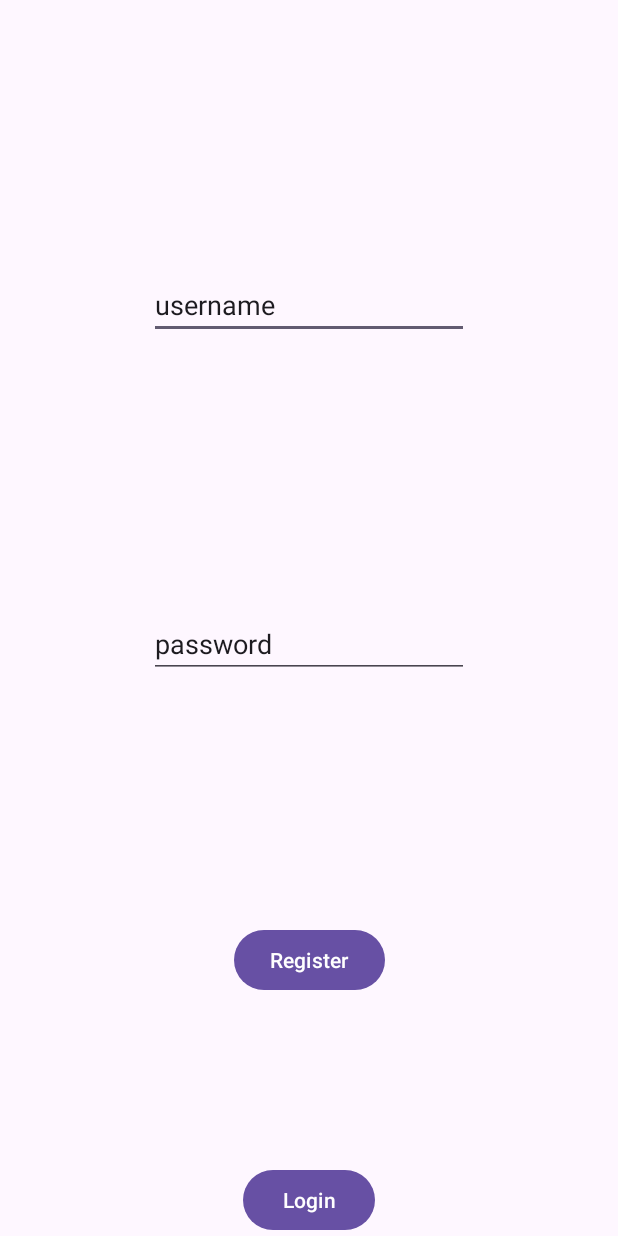
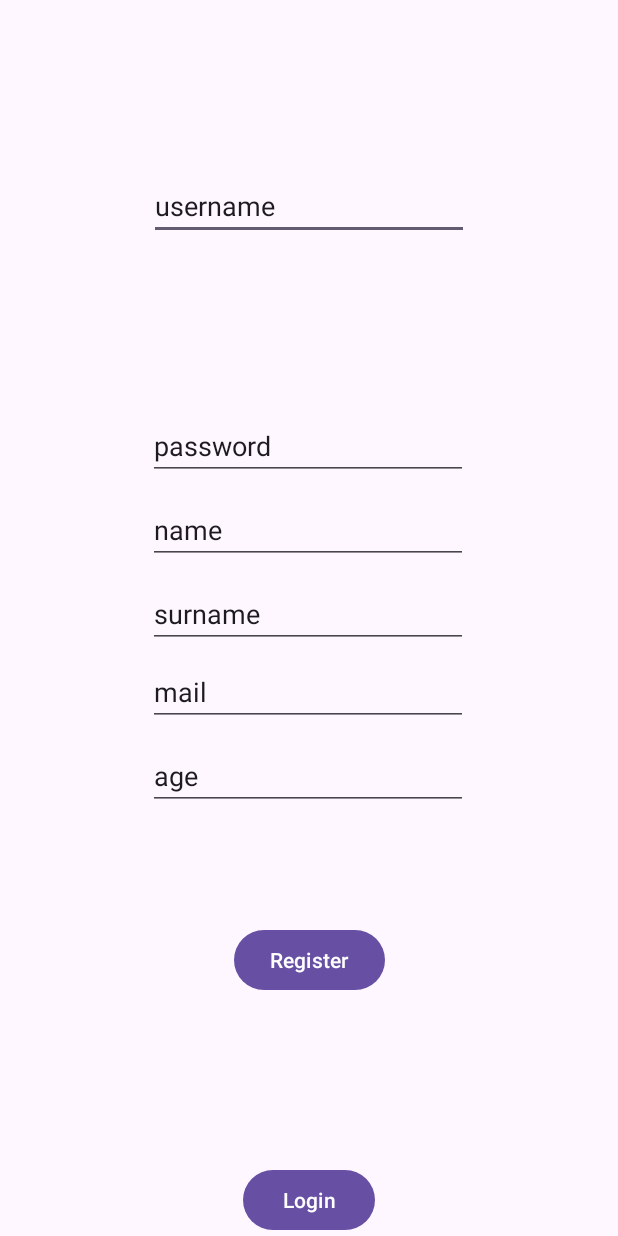
Before and after one commit to Robertguarneros/pixelRushFrontEndv1.0, an Android app: the screen it shows after launch (MainActivity), after a tap on "Register", on a phone screen of 412 x 824 dp. Run offline under Robolectric (Android 15) with nearby library versions, the phone set to English and light mode, and no system bars; 2 statements that could not run were skipped.

Commit message:
version 1.1.0 - register añadido

```diff
--- a/app/src/main/AndroidManifest.xml
+++ b/app/src/main/AndroidManifest.xml
@@ -1,7 +1,7 @@
 <?xml version="1.0" encoding="utf-8"?>
 <manifest xmlns:android="http://schemas.android.com/apk/res/android"
     xmlns:tools="http://schemas.android.com/tools" >
-
+    <uses-permission android:name="android.permission.INTERNET" />
     <application
         android:allowBackup="true"
         android:dataExtractionRules="@xml/data_extraction_rules"
@@ -11,7 +11,10 @@
         android:roundIcon="@mipmap/ic_launcher_round"
         android:supportsRtl="true"
         android:theme="@style/Theme.PixelRushFrontEndv10"
-        tools:targetApi="31" >
+        tools:targetApi="31"
+        android:usesCleartextTraffic="true"
+        >
+
         <activity
             android:name=".MainActivity"
             android:exported="true" >
--- a/app/src/main/java/com/eetac/dsa/pixelrushfrontendv10/MainActivity.java
+++ b/app/src/main/java/com/eetac/dsa/pixelrushfrontendv10/MainActivity.java
@@ -9,6 +9,7 @@ import android.widget.Button;
 import android.widget.Toast;
 
 import com.eetac.dsa.pixelrushfrontendv10.backEndClasses.LoginCredentials;
+import com.eetac.dsa.pixelrushfrontendv10.backEndClasses.RegisterCredentials;
 
 import java.util.List;
 
@@ -37,6 +38,12 @@ public class MainActivity extends AppCompatActivity {
         editTextUsername = findViewById(R.id.editTextUsername);
 
         editTextPassword = findViewById(R.id.editTextPassword);
+
+        editTextName = findViewById(R.id.editTextName);
+
+        editTextMail = findViewById(R.id.editTextmail);
+        editTextAge = findViewById(R.id.editTextAge);
+        editTextSurname = findViewById(R.id.editTextsurname);
 
 
         buttonRegister= findViewById(R.id.registerBtn);
@@ -72,4 +79,37 @@ public class MainActivity extends AppCompatActivity {
             }
         });
     }
+    public void register(View view){
+        PixelRushService pixelRushService = PixelRushService.retrofit.create(PixelRushService.class);//creating interface
+        String name = editTextName.getText().toString();
+        String surname = editTextSurname.getText().toString();
+        String mail = editTextMail.getText().toString();
+        String username = editTextUsername.getText().toString();
+        String password = editTextPassword.getText().toString();
+        String age = editTextAge.getText().toString();
+        int ageInt = Integer.parseInt(age);
+
+        RegisterCredentials singinCredentials = new RegisterCredentials(username,password,name,surname,mail,ageInt);
+
+        Call<Void> callsingin = pixelRushService.register(singinCredentials);
+
+        callsingin.enqueue(new Callback<Void>() {
+            @Override
+            public void onResponse(Call<Void> call, Response<Void> response) {
+                if (response.isSuccessful()) {
+                    Log.i("iteracion1","User register successful");
+                    Toast.makeText(MainActivity.this,"User register successful",Toast.LENGTH_SHORT).show();
+                } else {
+                    Log.i("iteracion1","Error: " + response.code() + " " + response.message());
+                    Toast.makeText(MainActivity.this,"Error"+response.message(),Toast.LENGTH_SHORT).show();
+                }
+            }
+
+            @Override
+            public void onFailure(Call<Void> call, Throwable t) {
+                Log.i("iteracion1","Error: "+t.getMessage(),t);
+                Toast.makeText(MainActivity.this,"Error"+t.getMessage(),Toast.LENGTH_SHORT).show();
+            }
+        });
+    }
 }
--- a/app/src/main/res/layout/activity_main.xml
+++ b/app/src/main/res/layout/activity_main.xml
@@ -41,15 +41,67 @@
         app:layout_constraintTop_toTopOf="parent" />
 
     <EditText
+        android:id="@+id/editTextName"
+        android:layout_width="wrap_content"
+        android:layout_height="wrap_content"
+        android:layout_marginBottom="240dp"
+        android:ems="10"
+        android:inputType="text"
+        android:text="name"
+        app:layout_constraintBottom_toTopOf="@+id/registerBtn"
+        app:layout_constraintEnd_toEndOf="parent"
+        app:layout_constraintHorizontal_bias="0.497"
+        app:layout_constraintStart_toStartOf="parent" />
+
+    <EditText
+        android:id="@+id/editTextsurname"
+        android:layout_width="wrap_content"
+        android:layout_height="wrap_content"
+        android:layout_marginBottom="184dp"
+        android:ems="10"
+        android:inputType="text"
+        android:text="surname"
+        app:layout_constraintBottom_toTopOf="@+id/registerBtn"
+        app:layout_constraintEnd_toEndOf="parent"
+        app:layout_constraintHorizontal_bias="0.497"
+        app:layout_constraintStart_toStartOf="parent" />
+
+    <EditText
+        android:id="@+id/editTextmail"
+        android:layout_width="wrap_content"
+        android:layout_height="wrap_content"
+        android:layout_marginBottom="132dp"
+        android:ems="10"
+        android:inputType="text"
+        android:text="mail"
+        app:layout_constraintBottom_toTopOf="@+id/registerBtn"
+        app:layout_constraintEnd_toEndOf="parent"
+        app:layout_constraintHorizontal_bias="0.497"
+        app:layout_constraintStart_toStartOf="parent" />
+
+    <EditText
         android:id="@+id/editTextPassword"
         android:layout_width="wrap_content"
         android:layout_height="wrap_content"
-        android:layout_marginBottom="164dp"
+        android:layout_marginBottom="296dp"
         android:ems="10"
         android:inputType="text"
         android:text="password"
         app:layout_constraintBottom_toTopOf="@+id/registerBtn"
         app:layout_constraintEnd_toEndOf="parent"
+        app:layout_constraintHorizontal_bias="0.497"
         app:layout_constraintStart_toStartOf="parent" />
 
+    <EditText
+        android:id="@+id/editTextAge"
+        android:layout_width="wrap_content"
+        android:layout_height="wrap_content"
+        android:layout_marginBottom="76dp"
+        android:ems="10"
+        android:inputType="text"
+        android:text="age"
+        app:layout_constraintBottom_toTopOf="@+id/registerBtn"
+        app:layout_constraintEnd_toEndOf="parent"
+        app:layout_constraintHorizontal_bias="0.497"
+        app:layout_constraintStart_toStartOf="parent" />
 </androidx.constraintlayout.widget.ConstraintLayout>
```
